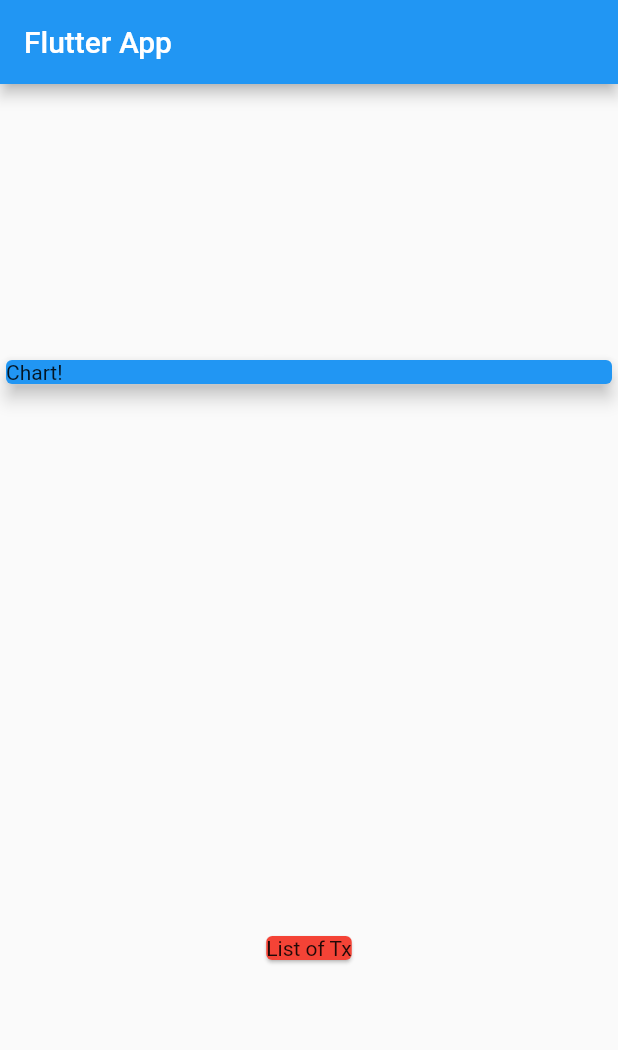
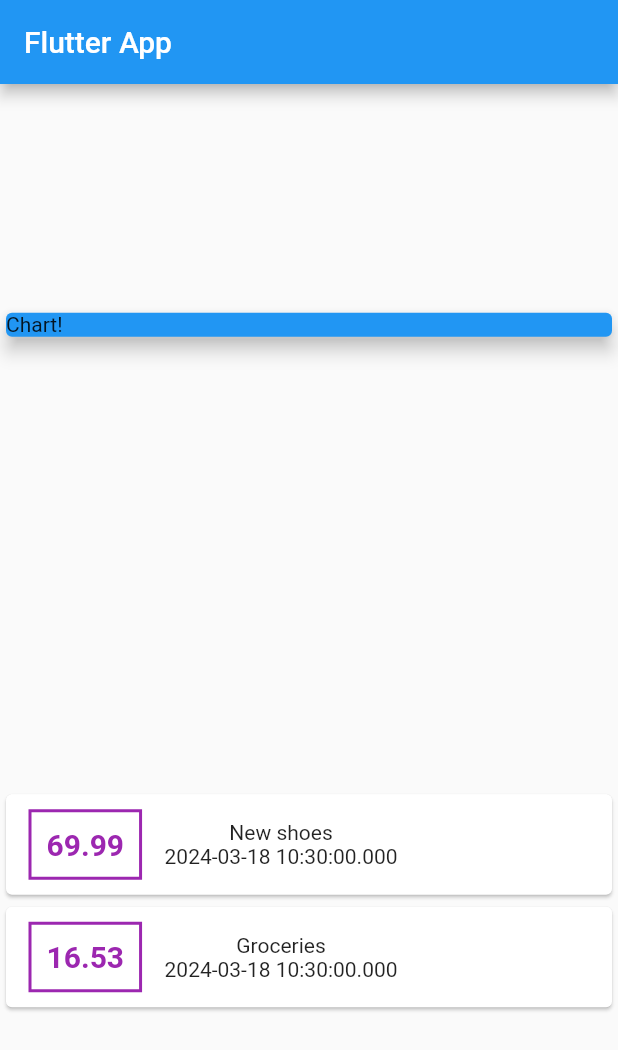
Before and after one commit to Hazrulidham28/money_tracker, a Flutter app: the screen it shows after launch, on a phone screen of 412 x 824 dp. Shown: the top 1050 px of the screen. Run offline on Flutter 3.47's test engine with Material 2 defaults, Android fonts, the phone set to English and light mode, and no system bars.

Commit message:
styling box

```diff
--- a/lib/main.dart
+++ b/lib/main.dart
@@ -16,11 +16,12 @@ class MyApp extends StatelessWidget {
 }
 
 class MyHomePage extends StatelessWidget {
+  //fill the data for transaction
   final List<Transaction> transactions = [
     Transaction(
       id: 't1',
       title: 'New shoes',
-      amount: 69.9,
+      amount: 69.99,
       date: DateTime.now(),
     ),
     Transaction(
@@ -50,9 +51,43 @@ class MyHomePage extends StatelessWidget {
               child: Text('Chart!'),
             ),
           ),
-          Card(
-            color: Colors.red,
-            child: Text('List of Tx'),
+          Column(
+            //called map value
+            children: transactions.map((tx) {
+              return Card(
+                child: Row(
+                  children: <Widget>[
+                    Container(
+                      margin:
+                          EdgeInsets.symmetric(vertical: 10, horizontal: 15),
+                      decoration: BoxDecoration(
+                        border: Border.all(
+                          color: Colors.purple,
+                          width: 2,
+                        ),
+                      ),
+                      padding: EdgeInsets.all(10),
+                      child: Text(
+                        tx.amount.toString(),
+                        style: TextStyle(
+                          fontWeight: FontWeight.bold,
+                          fontSize: 20,
+                          color: Colors.purple,
+                        ),
+                      ),
+                    ),
+                    Column(
+                      children: <Widget>[
+                        Text(tx.title),
+                        Text(
+                          tx.date.toString(),
+                        ),
+                      ],
+                    )
+                  ],
+                ),
+              );
+            }).toList(),
           ),
         ],
       ),
```
